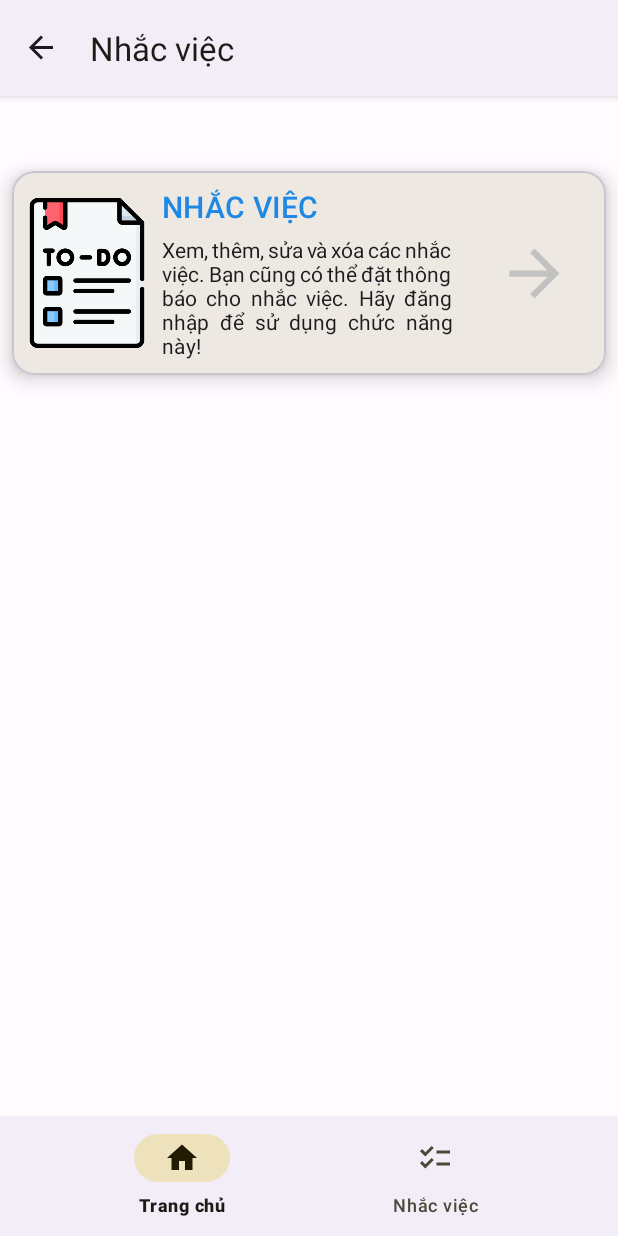
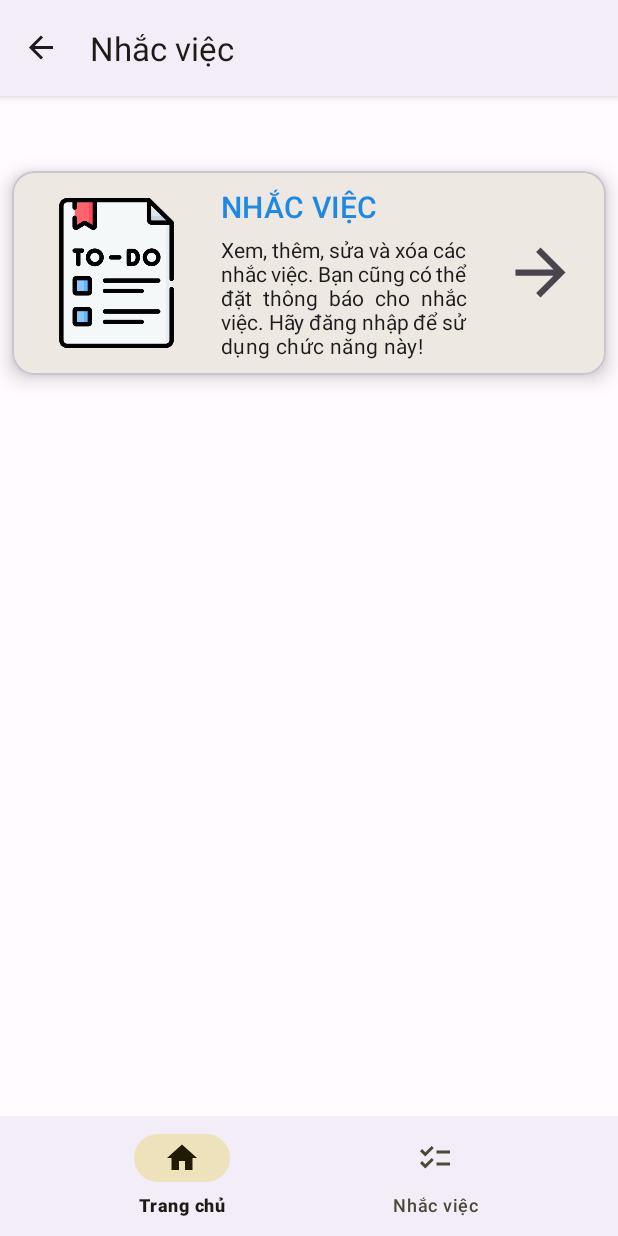
Before and after one commit to dominh2000/WeatherApp, an Android app: the FragmentToDoStart screen opened through its navigation route, on a phone screen of 412 x 824 dp. Run offline under Robolectric (Android 15) with nearby library versions, the phone set to English and light mode, and no system bars; our stand-ins replace Firebase (no records; nobody signed in at launch, a user with empty details on screens opened directly), navigation-ui; libraries missing offline, so code that uses them is left out: coil.decode, com.firebase.ui; pictures from the network do not load; 7 statements that could not run were skipped.

Commit message:
LinearProgressIndicator cho Home, fix các lỗi Adaptive UI, cập nhật version & thư viện

```diff
--- a/app/build.gradle
+++ b/app/build.gradle
@@ -22,7 +22,7 @@ android {
         minSdk 21
         targetSdk 32
         versionCode 3
-        versionName "1.1.1"
+        versionName "1.1.2"
 
         testInstrumentationRunner "androidx.test.runner.AndroidJUnitRunner"
 
@@ -82,8 +82,8 @@ dependencies {
     implementation 'com.squareup.retrofit2:converter-moshi:2.9.0'
 
     // Coil with SVG
-    implementation 'io.coil-kt:coil:2.1.0'
-    implementation 'io.coil-kt:coil-svg:2.1.0'
+    implementation 'io.coil-kt:coil:2.2.0'
+    implementation 'io.coil-kt:coil-svg:2.2.0'
 
     // Room
     implementation "androidx.room:room-runtime:2.4.3"
--- a/app/src/main/res/drawable/ic_arrow_forward.xml
+++ b/app/src/main/res/drawable/ic_arrow_forward.xml
@@ -1,5 +1,5 @@
 <vector android:autoMirrored="true" android:height="24dp"
-    android:tint="@color/gray_light" android:viewportHeight="24"
+    android:tint="?attr/colorControlNormal" android:viewportHeight="24"
     android:viewportWidth="24" android:width="24dp" xmlns:android="http://schemas.android.com/apk/res/android">
-    <path android:fillColor="@android:color/white" android:pathData="M12,4l-1.41,1.41L16.17,11H4v2h12.17l-5.58,5.59L12,20l8,-8z"/>
+    <path android:fillColor="?attr/colorControlNormal" android:pathData="M12,4l-1.41,1.41L16.17,11H4v2h12.17l-5.58,5.59L12,20l8,-8z"/>
 </vector>
--- a/app/src/main/res/drawable/ic_warning.xml
+++ b/app/src/main/res/drawable/ic_warning.xml
@@ -1,5 +1,6 @@
-<vector android:height="24dp" android:tint="#000000"
+<vector android:height="24dp"
     android:viewportHeight="24" android:viewportWidth="24"
-    android:width="24dp" xmlns:android="http://schemas.android.com/apk/res/android">
-    <path android:fillColor="@android:color/white" android:pathData="M1,21h22L12,2 1,21zM13,18h-2v-2h2v2zM13,14h-2v-4h2v4z"/>
+    android:width="24dp" xmlns:android="http://schemas.android.com/apk/res/android"
+    android:tint="?attr/colorControlNormal">
+    <path android:fillColor="?attr/colorControlNormal" android:pathData="M1,21h22L12,2 1,21zM13,18h-2v-2h2v2zM13,14h-2v-4h2v4z"/>
 </vector>
--- a/app/src/main/res/layout/fragment_to_do_start.xml
+++ b/app/src/main/res/layout/fragment_to_do_start.xml
@@ -18,29 +18,27 @@
         app:cardElevation="8dp"
         app:cardCornerRadius="15dp">
 
-        <androidx.constraintlayout.widget.ConstraintLayout
+        <androidx.appcompat.widget.LinearLayoutCompat
             android:layout_width="match_parent"
-            android:layout_height="wrap_content">
+            android:layout_height="wrap_content"
+            android:weightSum="10">
 
             <ImageView
                 android:id="@+id/to_do_icon"
                 android:layout_width="100dp"
                 android:layout_height="100dp"
                 android:src="@drawable/to_do_list"
-                app:layout_constraintStart_toStartOf="parent"
-                app:layout_constraintTop_toTopOf="parent"
-                app:layout_constraintBottom_toBottomOf="parent"/>
+                android:layout_gravity="center_vertical"
+                android:layout_weight="3"/>
 
             <LinearLayout
                 android:id="@+id/linear_to_do"
                 android:layout_width="wrap_content"
                 android:layout_height="wrap_content"
                 android:orientation="vertical"
-                app:layout_constraintStart_toEndOf="@id/to_do_icon"
-                app:layout_constraintTop_toTopOf="parent"
-                app:layout_constraintBottom_toBottomOf="parent"
                 android:layout_marginTop="10dp"
-                android:layout_marginBottom="10dp">
+                android:layout_marginBottom="10dp"
+                android:layout_weight="5">
 
                 <com.google.android.material.textview.MaterialTextView
                     android:layout_width="wrap_content"
@@ -51,7 +49,7 @@
                     android:text="@string/to_do_start_title"/>
 
                 <com.google.android.material.textview.MaterialTextView
-                    android:layout_width="200dp"
+                    android:layout_width="match_parent"
                     android:layout_height="wrap_content"
                     android:layout_marginTop="5dp"
                     android:justificationMode="inter_word"
@@ -63,14 +61,12 @@
                 android:id="@+id/icon_next"
                 android:layout_width="50dp"
                 android:layout_height="50dp"
-                app:layout_constraintStart_toEndOf="@id/linear_to_do"
-                app:layout_constraintEnd_toEndOf="parent"
-                app:layout_constraintTop_toTopOf="parent"
-                app:layout_constraintBottom_toBottomOf="parent"
                 android:src="@drawable/ic_arrow_forward"
                 android:layout_marginEnd="5dp"
-                android:layout_marginStart="5dp"/>
-        </androidx.constraintlayout.widget.ConstraintLayout>
+                android:layout_marginStart="5dp"
+                android:layout_weight="2"
+                android:layout_gravity="center_vertical"/>
+        </androidx.appcompat.widget.LinearLayoutCompat>
 
     </com.google.android.material.card.MaterialCardView>
 
--- a/app/src/main/res/values/styles.xml
+++ b/app/src/main/res/values/styles.xml
@@ -10,9 +10,9 @@
         </item>
     </style>
 
-    <style name="LoginTheme" parent="FirebaseUI">
-        <item name="colorPrimary">@color/md_theme_light_primary</item>
-        <item name="colorPrimaryDark">@color/md_theme_dark_primary</item>
+    <style name="LoginTheme" parent="Theme.WeatherKotlin">
+        <item name="android:buttonStyle">@style/FirebaseUI.Button</item>
+        <item name="android:textColorLink">?attr/colorPrimary</item>
     </style>
 
     <style name="FirebaseUI.Text.Link">
```
Also changed, not shown: app/src/main/java/com/example/weatherkotlin/adapters/BindingAdapters.kt (+7 -7 lines), app/src/main/res/drawable/ic_add.xml (+4 -3 lines), app/src/main/res/layout/fragment_open_weather_overview.xml (+15 -13 lines), 2 other files.
